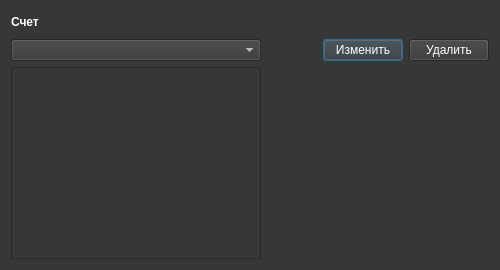
First picture: the form in ui/dialogs/transactions_history.ui, repository Protocs/OkayMoney, before the edit.
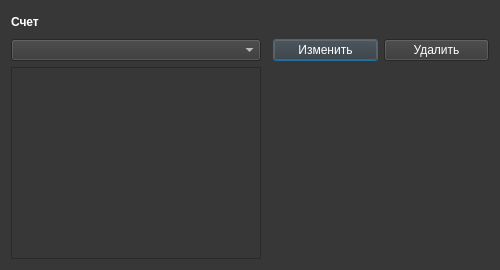
Second picture: the form after the edit.

Commit message: Добавлена история транзакций.

What changed in the file:
```diff
--- a/ui/dialogs/transactions_history.ui
+++ b/ui/dialogs/transactions_history.ui
@@ -59,6 +59,12 @@
     <layout class="QHBoxLayout" name="horizontalLayout">
      <item>
       <widget class="QPushButton" name="change_btn">
+       <property name="minimumSize">
+        <size>
+         <width>105</width>
+         <height>0</height>
+        </size>
+       </property>
        <property name="text">
         <string>Изменить</string>
        </property>
@@ -66,6 +72,12 @@
      </item>
      <item>
       <widget class="QPushButton" name="delete_btn">
+       <property name="minimumSize">
+        <size>
+         <width>105</width>
+         <height>0</height>
+        </size>
+       </property>
        <property name="text">
         <string>Удалить</string>
        </property>
```
Left out of the diff: 2 changed lines with no effect on the pictures. The commit also changes 2 other files.
